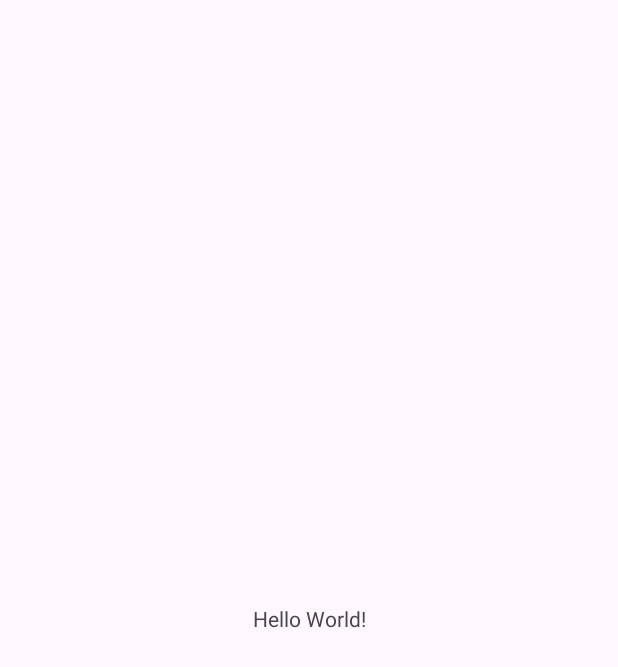
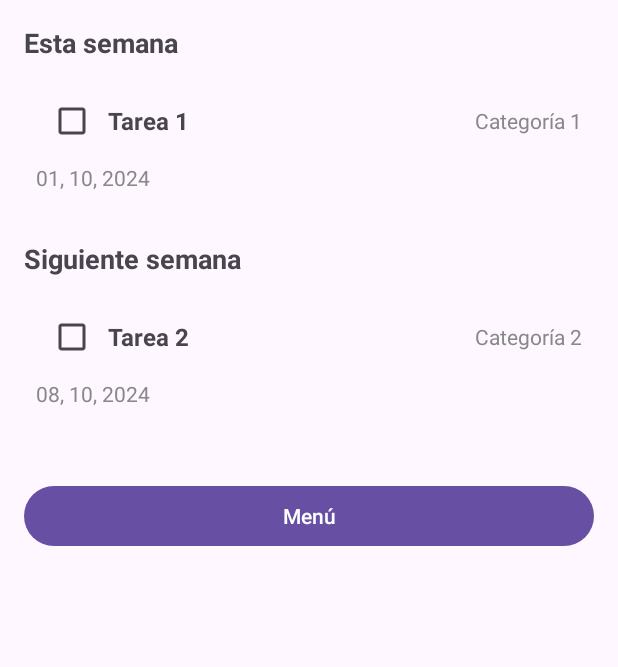
Before and after one commit to FranciscoChacon-1/RememHub, an Android app: the screen it shows after launch (MainActivity before the commit, tareas_pendientes_inicio after it), on a phone screen of 412 x 824 dp. Before the commit the part shown is almost empty. Shown: the top 667 px of the screen. Run offline under Robolectric (Android 15) with nearby library versions, the phone set to English and light mode, and no system bars.

Commit message:
Añadi las vistas de configuracion, tarea pedientes(inicio) y el menú

```diff
--- /dev/null
+++ b/app/src/main/java/sv/edu/catolica/rememhub/Tarea.java
@@ -0,0 +1,36 @@
+package sv.edu.catolica.rememhub;
+
+public class Tarea {
+    private String nombre;
+    private String categoria;
+    private String fecha;
+    private boolean completada;
+
+    public Tarea(String nombre, String categoria, String fecha, boolean completada) {
+        this.nombre = nombre;
+        this.categoria = categoria;
+        this.fecha = fecha;
+        this.completada = completada;
+    }
+
+    // Métodos getter y setter
+    public String getNombre() {
+        return nombre;
+    }
+
+    public String getCategoria() {
+        return categoria;
+    }
+
+    public String getFecha() {
+        return fecha;
+    }
+
+    public boolean isCompletada() {
+        return completada;
+    }
+
+    public void setCompletada(boolean completada) {
+        this.completada = completada;
+    }
+}
--- /dev/null
+++ b/app/src/main/java/sv/edu/catolica/rememhub/TareaAdapter.java
@@ -0,0 +1,73 @@
+package sv.edu.catolica.rememhub;
+
+import android.app.AlertDialog;
+import android.content.Context;
+import android.content.DialogInterface;
+import android.view.LayoutInflater;
+import android.view.View;
+import android.view.ViewGroup;
+import android.widget.CheckBox;
+import android.widget.TextView;
+import androidx.annotation.NonNull;
+import androidx.recyclerview.widget.RecyclerView;
+import java.util.List;
+
+public class TareaAdapter extends RecyclerView.Adapter<TareaAdapter.TareaViewHolder> {
+    private List<Tarea> listaTareas;
+    private Context context;
+    public TareaAdapter(Context context, List<Tarea> listaTareas) {
+        this.context = context;
+        this.listaTareas = listaTareas;
+    }
+
+    @NonNull
+    @Override
+    public TareaViewHolder onCreateViewHolder(@NonNull ViewGroup parent, int viewType) {
+        View view = LayoutInflater.from(parent.getContext()).inflate(R.layout.item_tarea, parent, false);
+        return new TareaViewHolder(view);
+    }
+
+    @Override
+    public void onBindViewHolder(@NonNull TareaViewHolder holder, int position) {
+        Tarea tarea = listaTareas.get(position);
+        holder.checkBoxTarea.setChecked(tarea.isCompletada());
+        holder.textViewNombreTarea.setText(tarea.getNombre());
+        holder.textViewCategoriaTarea.setText(tarea.getCategoria());
+        holder.textViewFechaTarea.setText(tarea.getFecha());
+
+        holder.checkBoxTarea.setOnCheckedChangeListener((buttonView, isChecked) -> {
+            if (isChecked) {
+                new AlertDialog.Builder(context)
+                        .setTitle("Finalizar tarea")
+                        .setMessage("¿Finalizar tarea?")
+                        .setPositiveButton("Sí", (dialog, which) -> {
+                            tarea.setCompletada(true);
+                        })
+                        .setNegativeButton("No", (dialog, which) -> {
+                            holder.checkBoxTarea.setChecked(false); //
+                        })
+                        .show();
+            }
+        });
+    }
+
+    @Override
+    public int getItemCount() {
+        return listaTareas.size();
+    }
+
+    public static class TareaViewHolder extends RecyclerView.ViewHolder {
+        CheckBox checkBoxTarea;
+        TextView textViewNombreTarea;
+        TextView textViewCategoriaTarea;
+        TextView textViewFechaTarea;
+
+        public TareaViewHolder(@NonNull View itemView) {
+            super(itemView);
+            checkBoxTarea = itemView.findViewById(R.id.checkBoxTarea);
+            textViewNombreTarea = itemView.findViewById(R.id.textViewNombreTarea);
+            textViewCategoriaTarea = itemView.findViewById(R.id.textViewCategoriaTarea);
+            textViewFechaTarea = itemView.findViewById(R.id.textViewFechaTarea);
+        }
+    }
+}
--- /dev/null
+++ b/app/src/main/java/sv/edu/catolica/rememhub/tareas_pendientes_inicio.java
@@ -0,0 +1,51 @@
+package sv.edu.catolica.rememhub;
+
+import android.os.Bundle;
+import android.view.View;
+
+import androidx.activity.EdgeToEdge;
+import androidx.appcompat.app.AppCompatActivity;
+import androidx.recyclerview.widget.LinearLayoutManager;
+import androidx.recyclerview.widget.RecyclerView;
+import java.util.ArrayList;
+import java.util.List;
+
+public class tareas_pendientes_inicio extends AppCompatActivity {
+
+    private RecyclerView recyclerViewEstaSemana;
+    private RecyclerView recyclerViewSiguienteSemana;
+    private TareaAdapter tareaAdapterEstaSemana;
+    private TareaAdapter tareaAdapterSiguienteSemana;
+    private List<Tarea> listaTareasEstaSemana;
+    private List<Tarea> listaTareasSiguienteSemana;
+
+    @Override
+    protected void onCreate(Bundle savedInstanceState) {
+        super.onCreate(savedInstanceState);
+        EdgeToEdge.enable(this);
+        setContentView(R.layout.activity_tareas_pendientes_inicio);
+
+        recyclerViewEstaSemana = findViewById(R.id.recyclerViewEstaSemana);
+        recyclerViewSiguienteSemana = findViewById(R.id.recyclerViewSiguienteSemana);
+
+        // Configurar LayoutManager
+        recyclerViewEstaSemana.setLayoutManager(new LinearLayoutManager(this));
+        recyclerViewSiguienteSemana.setLayoutManager(new LinearLayoutManager(this));
+
+        listaTareasEstaSemana = new ArrayList<>();
+        listaTareasSiguienteSemana = new ArrayList<>();
+
+        listaTareasEstaSemana.add(new Tarea("Tarea 1", "Categoría 1", "01, 10, 2024", false));
+        listaTareasSiguienteSemana.add(new Tarea("Tarea 2", "Categoría 2", "08, 10, 2024", false));
+
+        tareaAdapterEstaSemana = new TareaAdapter(this, listaTareasEstaSemana);
+        tareaAdapterSiguienteSemana = new TareaAdapter(this, listaTareasSiguienteSemana);
+
+        recyclerViewEstaSemana.setAdapter(tareaAdapterEstaSemana);
+        recyclerViewSiguienteSemana.setAdapter(tareaAdapterSiguienteSemana);
+    }
+
+    public void Dirigir(View view) {
+
+    }
+}
--- /dev/null
+++ b/app/src/main/res/layout/activity_tareas_pendientes_inicio.xml
@@ -0,0 +1,56 @@
+<?xml version="1.0" encoding="utf-8"?>
+<LinearLayout
+xmlns:android="http://schemas.android.com/apk/res/android"
+    xmlns:tools="http://schemas.android.com/tools"
+    android:id="@+id/main"
+    android:layout_width="match_parent"
+    android:layout_height="match_parent"
+    android:padding="16dp"
+    android:orientation="vertical"
+    tools:context=".tareas_pendientes_inicio">
+
+    <TextView
+        android:id="@+id/textViewEstaSemana"
+        android:layout_width="wrap_content"
+        android:layout_height="wrap_content"
+        android:text="Esta semana"
+        android:textSize="18sp"
+        android:textStyle="bold"
+        android:paddingBottom="8dp"
+        tools:ignore="MissingConstraints" />
+
+    <androidx.recyclerview.widget.RecyclerView
+        android:id="@+id/recyclerViewEstaSemana"
+        android:layout_width="match_parent"
+        android:layout_height="wrap_content"
+        android:scrollbars="vertical"
+        android:layout_marginBottom="16dp"
+        tools:ignore="MissingConstraints" />
+
+    <TextView
+        android:id="@+id/textViewSiguienteSemana"
+        android:layout_width="wrap_content"
+        android:layout_height="wrap_content"
+        android:text="Siguiente semana"
+        android:textSize="18sp"
+        android:textStyle="bold"
+        android:paddingBottom="8dp"
+        tools:ignore="MissingConstraints" />
+
+    <androidx.recyclerview.widget.RecyclerView
+        android:id="@+id/recyclerViewSiguienteSemana"
+        android:layout_width="match_parent"
+        android:layout_height="wrap_content"
+        android:scrollbars="vertical"
+        android:layout_marginBottom="16dp"
+        tools:ignore="MissingConstraints" />
+
+    <Button
+        android:id="@+id/buttonMenu"
+        android:layout_width="match_parent"
+        android:layout_height="wrap_content"
+        android:text="Menú"
+        android:layout_marginTop="16dp"
+        android:onClick="Dirigir"
+        tools:ignore="MissingConstraints" />
+</LinearLayout>
--- /dev/null
+++ b/app/src/main/res/layout/item_tarea.xml
@@ -0,0 +1,48 @@
+<?xml version="1.0" encoding="utf-8"?>
+<LinearLayout
+    xmlns:android="http://schemas.android.com/apk/res/android"
+    android:layout_width="match_parent"
+    android:layout_height="wrap_content"
+    android:orientation="vertical"
+    android:padding="8dp"
+    android:layout_marginBottom="8dp">
+
+    <LinearLayout
+        android:layout_width="match_parent"
+        android:layout_height="wrap_content"
+        android:orientation="horizontal"
+        android:gravity="center_vertical">
+
+        <CheckBox
+            android:id="@+id/checkBoxTarea"
+            android:layout_width="wrap_content"
+            android:layout_height="wrap_content"
+            android:paddingEnd="8dp"/>
+
+        <TextView
+            android:id="@+id/textViewNombreTarea"
+            android:layout_width="0dp"
+            android:layout_height="wrap_content"
+            android:layout_weight="1"
+            android:text="Tarea X"
+            android:textSize="16sp"
+            android:textStyle="bold"/>
+
+        <TextView
+            android:id="@+id/textViewCategoriaTarea"
+            android:layout_width="wrap_content"
+            android:layout_height="wrap_content"
+            android:text="Categoría X"
+            android:textSize="14sp"
+            android:textColor="#888888"/>
+    </LinearLayout>
+
+    <TextView
+        android:id="@+id/textViewFechaTarea"
+        android:layout_width="wrap_content"
+        android:layout_height="wrap_content"
+        android:text="DD, MM, YYYY"
+        android:textSize="14sp"
+        android:textColor="#888888"
+        android:paddingTop="4dp"/>
+</LinearLayout>
```
Also changed, not shown: app/src/main/AndroidManifest.xml (+14 -7 lines), app/src/main/java/sv/edu/catolica/rememhub/menu_inicio.java (added, +25 -0 lines), app/src/main/res/layout/activity_menu_inicio.xml (added, +229 -0 lines), app/src/main/res/values/strings.xml (+18 -0 lines).
